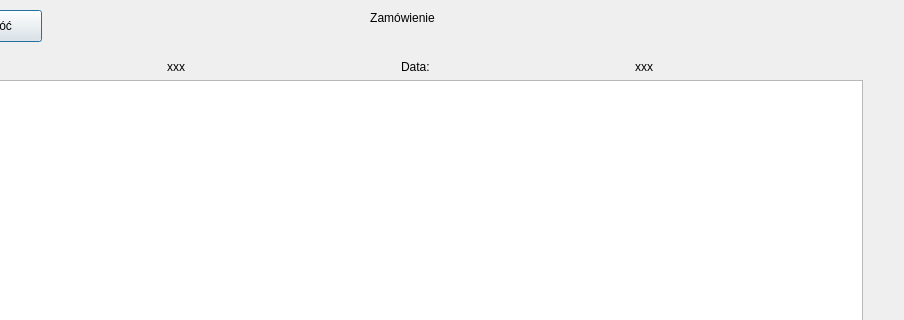
Before: the Qt Designer form ui/yourorderdetails.ui in IgnacyMermer/SystemRestauracji, drawn with Qt 5; both pictures show x 108 to 1012 and y 0 to 320 of the 1012 by 555 pixel window.
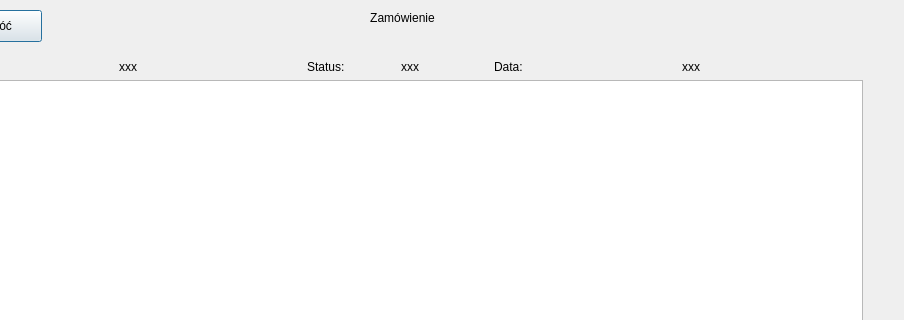
After: the same form once the commit is applied.

Commit message: display order status and order date, issues with opening order details screen solved

```diff
--- a/ui/yourorderdetails.ui
+++ b/ui/yourorderdetails.ui
@@ -42,7 +42,7 @@
     <string>Powróć</string>
    </property>
   </widget>
-  <widget class="QWidget" name="">
+  <widget class="QWidget" name="layoutWidget">
    <property name="geometry">
     <rect>
      <x>40</x>
@@ -70,10 +70,24 @@
           </property>
          </widget>
         </item>
-       </layout>
-      </item>
-      <item>
-       <layout class="QHBoxLayout" name="horizontalLayout_2">
+        <item>
+         <layout class="QHBoxLayout" name="horizontalLayout_4">
+          <item>
+           <widget class="QLabel" name="label_5">
+            <property name="text">
+             <string>Status:</string>
+            </property>
+           </widget>
+          </item>
+          <item>
+           <widget class="QLabel" name="label_status">
+            <property name="text">
+             <string>xxx</string>
+            </property>
+           </widget>
+          </item>
+         </layout>
+        </item>
         <item>
          <widget class="QLabel" name="label_2">
           <property name="text">
```
The commit also changes 4 other files.
